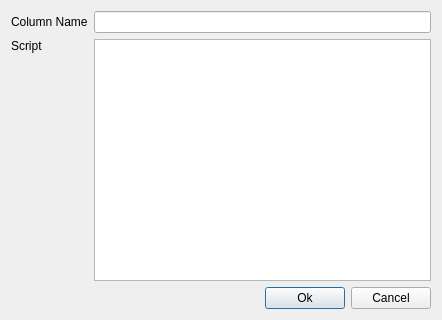
First picture: the form in newcolumn.ui, repository carpovpv/chemfilter, before the edit.
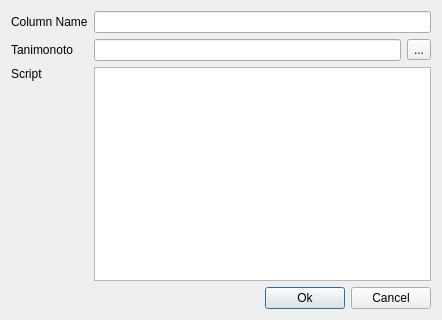
Second picture: the form after the edit. Icons and pictures are not drawn.

Commit message: Distance to an external SDF.

Patch:
```diff
--- a/newcolumn.ui
+++ b/newcolumn.ui
@@ -16,30 +16,7 @@
   <layout class="QGridLayout" name="gridLayout_2">
    <item row="0" column="0">
     <layout class="QGridLayout" name="gridLayout">
-     <item row="0" column="0">
-      <widget class="QLabel" name="label">
-       <property name="text">
-        <string>Column Name</string>
-       </property>
-      </widget>
-     </item>
-     <item row="1" column="0">
-      <widget class="QLabel" name="label_3">
-       <property name="text">
-        <string>Script</string>
-       </property>
-       <property name="alignment">
-        <set>Qt::AlignLeading|Qt::AlignLeft|Qt::AlignTop</set>
-       </property>
-      </widget>
-     </item>
-     <item row="0" column="1">
-      <widget class="QLineEdit" name="txtVariable"/>
-     </item>
-     <item row="1" column="1">
-      <widget class="QPlainTextEdit" name="txtScript"/>
-     </item>
-     <item row="2" column="0" colspan="2">
+     <item row="3" column="0" colspan="3">
       <layout class="QHBoxLayout" name="horizontalLayout">
        <item>
         <spacer name="horizontalSpacer">
@@ -81,6 +58,50 @@
        </item>
       </layout>
      </item>
+     <item row="0" column="0">
+      <widget class="QLabel" name="label">
+       <property name="text">
+        <string>Column Name</string>
+       </property>
+      </widget>
+     </item>
+     <item row="2" column="0">
+      <widget class="QLabel" name="label_3">
+       <property name="text">
+        <string>Script</string>
+       </property>
+       <property name="alignment">
+        <set>Qt::AlignLeading|Qt::AlignLeft|Qt::AlignTop</set>
+       </property>
+      </widget>
+     </item>
+     <item row="1" column="0">
+      <widget class="QLabel" name="label_2">
+       <property name="text">
+        <string>Tanimonoto </string>
+       </property>
+      </widget>
+     </item>
+     <item row="1" column="1">
+      <widget class="QLineEdit" name="txtFile">
+       <property name="readOnly">
+        <bool>true</bool>
+       </property>
+      </widget>
+     </item>
+     <item row="1" column="2">
+      <widget class="QToolButton" name="btnSelectFile">
+       <property name="text">
+        <string>...</string>
+       </property>
+      </widget>
+     </item>
+     <item row="0" column="1" colspan="2">
+      <widget class="QLineEdit" name="txtVariable"/>
+     </item>
+     <item row="2" column="1" colspan="2">
+      <widget class="QPlainTextEdit" name="txtScript"/>
+     </item>
     </layout>
    </item>
   </layout>
```
Left out of the diff: 8 changed lines with no effect on the pictures. The commit also changes 2 other files.
